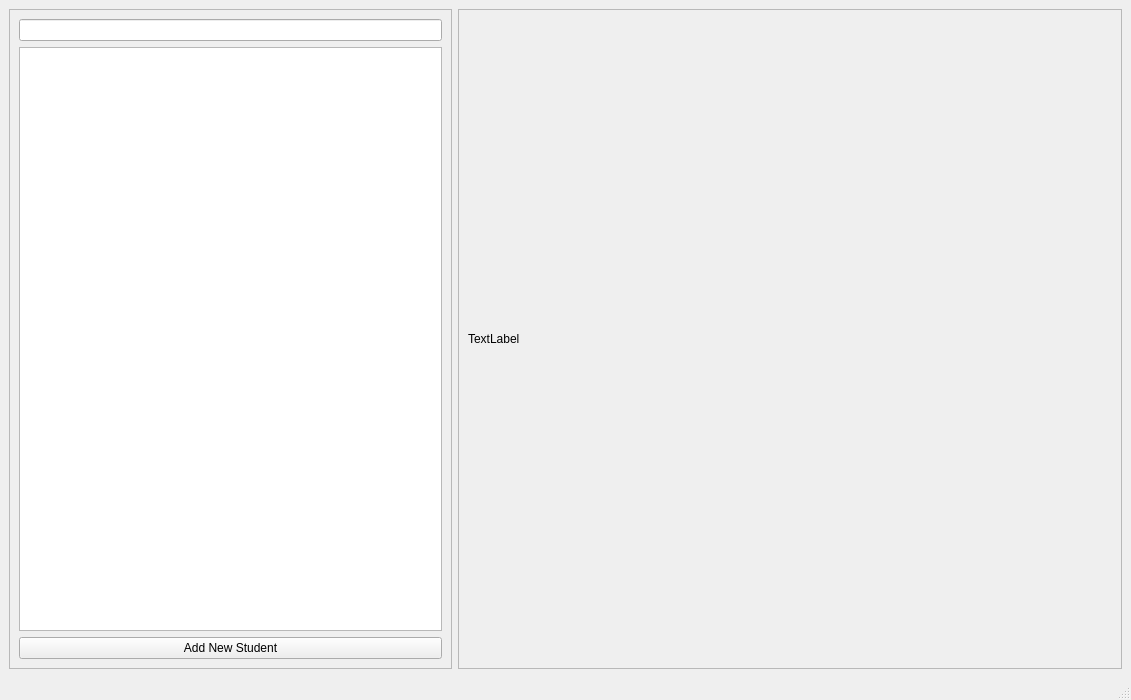
Above: Klass/mainwindow.ui from Stratore/Klass before the change. Below: the same form after it.
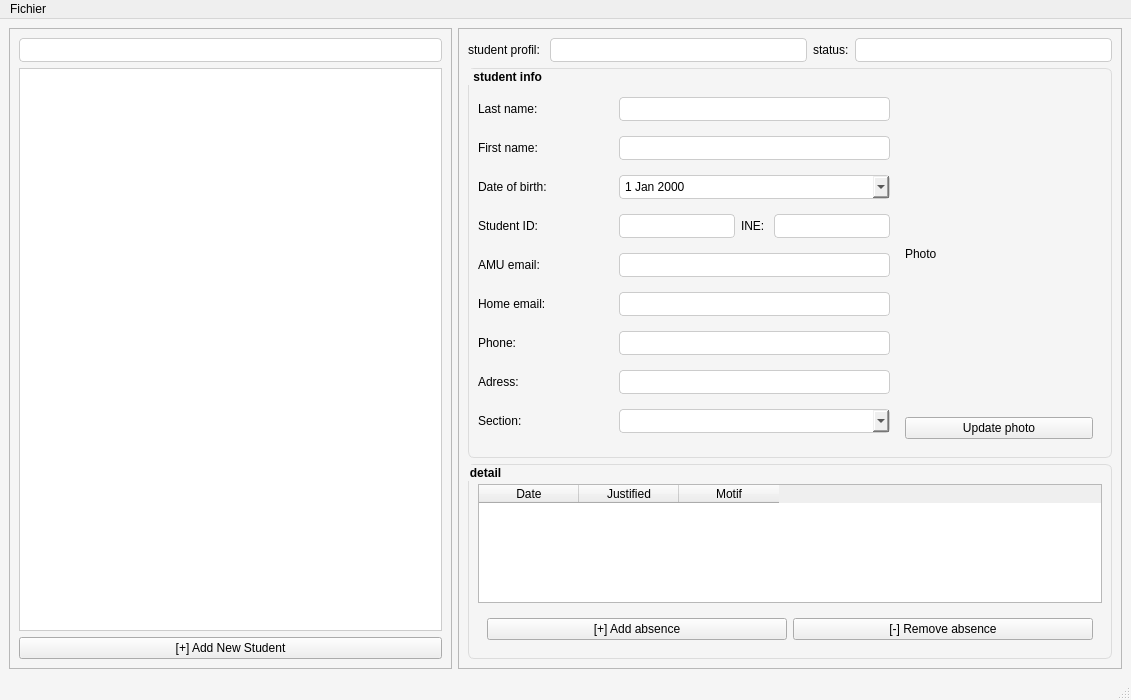
That is the form after the change.

What changed in the file:
```diff
--- a/Klass/mainwindow.ui
+++ b/Klass/mainwindow.ui
@@ -13,6 +13,32 @@
   <property name="windowTitle">
    <string>MainWindow</string>
   </property>
+  <property name="styleSheet">
+   <string notr="true">/* Style général */
+QMainWindow {
+    background-color: #f5f5f5;
+}
+
+QGroupBox {
+    font-weight: bold;
+    border: 1px solid #dcdcdc;
+    border-radius: 6px;
+    margin-top: 1.1em;
+    padding-top: 10px;
+}
+
+QLineEdit, QComboBox, QDateEdit {
+    border: 1px solid #ccc;
+    border-radius: 4px;
+    padding: 3px;
+}
+
+/* La liste des étudiants */
+QListWidget {
+    border: 1px solid #ccc;
+    background: white;
+}</string>
+  </property>
   <widget class="QWidget" name="centralwidget">
    <layout class="QHBoxLayout" name="horizontalLayout_2" stretch="2,3">
     <item>
@@ -25,7 +51,7 @@
       </property>
       <layout class="QVBoxLayout" name="verticalLayout">
        <item>
-        <widget class="QLineEdit" name="lineEdit"/>
+        <widget class="QLineEdit" name="lineEdit_search_student"/>
        </item>
        <item>
         <widget class="QListWidget" name="listWidget"/>
@@ -33,7 +59,7 @@
        <item>
         <widget class="QPushButton" name="pushButton">
          <property name="text">
-          <string>Add New Student</string>
+          <string>[+] Add New Student</string>
          </property>
          <property name="flat">
           <bool>false</bool>
@@ -51,18 +77,220 @@
       <property name="frameShadow">
        <enum>QFrame::Shadow::Raised</enum>
       </property>
-      <layout class="QVBoxLayout" name="verticalLayout_2">
+      <layout class="QVBoxLayout" name="verticalLayout_2" stretch="0,6,3">
        <item>
-        <layout class="QHBoxLayout" name="horizontalLayout">
+        <layout class="QHBoxLayout" name="horizontalLayout" stretch="0,0,0,0">
          <item>
           <widget class="QLabel" name="label">
            <property name="text">
-            <string>TextLabel</string>
+            <string>student profil: </string>
            </property>
           </widget>
          </item>
+         <item>
+          <widget class="QLineEdit" name="lineEdit_2"/>
+         </item>
+         <item>
+          <widget class="QLabel" name="label_student_status">
+           <property name="text">
+            <string>status:</string>
+           </property>
+          </widget>
+         </item>
+         <item>
+          <widget class="QLineEdit" name="lineEdit"/>
+         </item>
         </layout>
        </item>
+       <item>
+        <widget class="QGroupBox" name="groupBox">
+         <property name="title">
+          <string> student info</string>
+         </property>
+         <layout class="QHBoxLayout" name="horizontalLayout_3" stretch="2,1">
+          <item>
+           <layout class="QGridLayout" name="gridLayout" columnstretch="2,4" columnminimumwidth="2,1">
+            <item row="7" column="0">
+             <widget class="QLabel" name="label_adress">
+              <property name="text">
+               <string>Adress:</string>
+              </property>
+             </widget>
+            </item>
+            <item row="3" column="0">
+             <widget class="QLabel" name="label_id">
+              <property name="text">
+               <string>Student ID:</string>
+              </property>
+             </widget>
+            </item>
+            <item row="2" column="0">
+             <widget class="QLabel" name="label_birth">
+              <property name="text">
+               <string>Date of birth:</string>
+              </property>
+             </widget>
+            </item>
+            <item row="8" column="0">
+             <widget class="QLabel" name="label_section">
+              <property name="text">
+               <string>Section:</string>
+              </property>
+             </widget>
+            </item>
+            <item row="6" column="0">
+             <widget class="QLabel" name="label_phone">
+              <property name="text">
+               <string>Phone:</string>
+              </property>
+             </widget>
+            </item>
+            <item row="1" column="0">
+             <widget class="QLabel" name="label_first_name">
+              <property name="text">
+               <string>First name:</string>
+              </property>
+             </widget>
+            </item>
+            <item row="0" column="0">
+             <widget class="QLabel" name="label_last_name">
+              <property name="text">
+               <string>Last name:</string>
+              </property>
+             </widget>
+            </item>
+            <item row="5" column="0">
+             <widget class="QLabel" name="label_home_email">
+              <property name="text">
+               <string>Home email:</string>
+              </property>
+             </widget>
+            </item>
+            <item row="4" column="0">
+             <widget class="QLabel" name="label_amu_email">
+              <property name="text">
+               <string>AMU email:</string>
+              </property>
+             </widget>
+            </item>
+            <item row="0" column="1">
+             <widget class="QLineEdit" name="lineEdit_last_name"/>
+            </item>
+            <item row="1" column="1">
+             <widget class="QLineEdit" name="lineEdit_first_name"/>
+            </item>
+            <item row="2" column="1">
+             <widget class="QDateEdit" name="dateEdit_birth">
+              <property name="calendarPopup">
+               <bool>true</bool>
+              </property>
+             </widget>
+            </item>
+            <item row="3" column="1">
+             <layout class="QHBoxLayout" name="horizontalLayout_4">
+              <item>
+               <widget class="QLineEdit" name="lineEdit_id"/>
+              </item>
+              <item>
+               <widget class="QLabel" name="label_ine">
+                <property name="text">
+                 <string>INE: </string>
+                </property>
+               </widget>
+              </item>
+              <item>
+               <widget class="QLineEdit" name="lineEdit_ine"/>
+              </item>
+             </layout>
+            </item>
+            <item row="4" column="1">
+             <widget class="QLineEdit" name="lineEdit_amu_email"/>
+            </item>
+            <item row="5" column="1">
+             <widget class="QLineEdit" name="lineEdit_home_email"/>
+            </item>
+            <item row="6" column="1">
+             <widget class="QLineEdit" name="lineEdit_phone"/>
+            </item>
+            <item row="7" column="1">
+             <widget class="QLineEdit" name="lineEdit_adress"/>
+            </item>
+            <item row="8" column="1">
+             <widget class="QComboBox" name="comboBox_section"/>
+            </item>
+           </layout>
+          </item>
+          <item>
+           <widget class="QWidget" name="widget" native="true">
+            <layout class="QVBoxLayout" name="verticalLayout_3">
+             <item>
+              <widget class="QLabel" name="label_photo">
+               <property name="text">
+                <string>Photo</string>
+               </property>
+              </widget>
+             </item>
+             <item>
+              <widget class="QPushButton" name="pushButton_update_photo">
+               <property name="text">
+                <string>Update photo</string>
+               </property>
+              </widget>
+             </item>
+            </layout>
+           </widget>
+          </item>
+         </layout>
+        </widget>
+       </item>
+       <item>
+        <widget class="QGroupBox" name="groupBox_2">
+         <property name="title">
+          <string>detail</string>
+         </property>
+         <layout class="QVBoxLayout" name="verticalLayout_4">
+          <item>
+           <widget class="QTableWidget" name="tableWidget_absence">
+            <column>
+             <property name="text">
+              <string>Date</string>
+             </property>
+            </column>
+            <column>
+             <property name="text">
+              <string>Justified</string>
+             </property>
+            </column>
+            <column>
+             <property name="text">
+              <string>Motif</string>
+             </property>
+            </column>
+           </widget>
+          </item>
+          <item>
+           <widget class="QWidget" name="widget_2" native="true">
+            <layout class="QHBoxLayout" name="horizontalLayout_5">
+             <item>
+              <widget class="QPushButton" name="pushButton_add_absence">
+               <property name="text">
+                <string>[+] Add absence</string>
+               </property>
+              </widget>
+             </item>
+             <item>
+              <widget class="QPushButton" name="pushButton_remove_absence">
+               <property name="text">
+                <string>[-] Remove absence</string>
+               </property>
+              </widget>
+             </item>
+            </layout>
+           </widget>
+          </item>
+         </layout>
+        </widget>
+       </item>
       </layout>
      </widget>
     </item>
@@ -77,6 +305,12 @@
      <height>22</height>
     </rect>
    </property>
+   <widget class="QMenu" name="menuFichier">
+    <property name="title">
+     <string>Fichier</string>
+    </property>
+   </widget>
+   <addaction name="menuFichier"/>
   </widget>
   <widget class="QStatusBar" name="statusbar"/>
  </widget>
```
Left out of the diff: 6 changed lines with no effect on the pictures.
